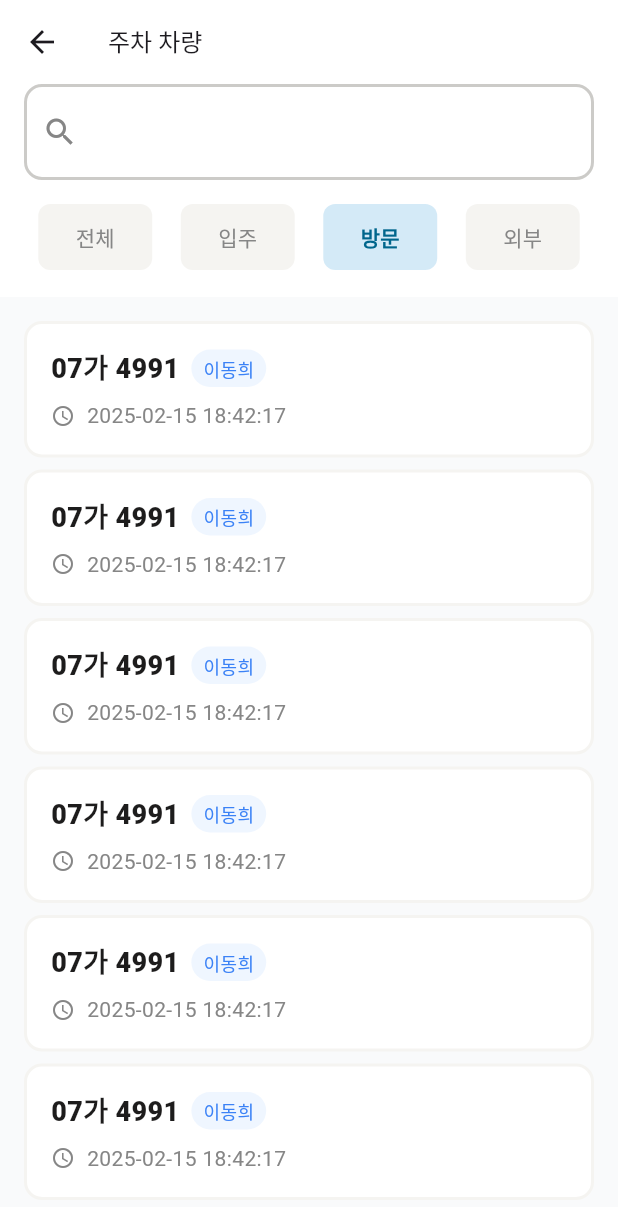
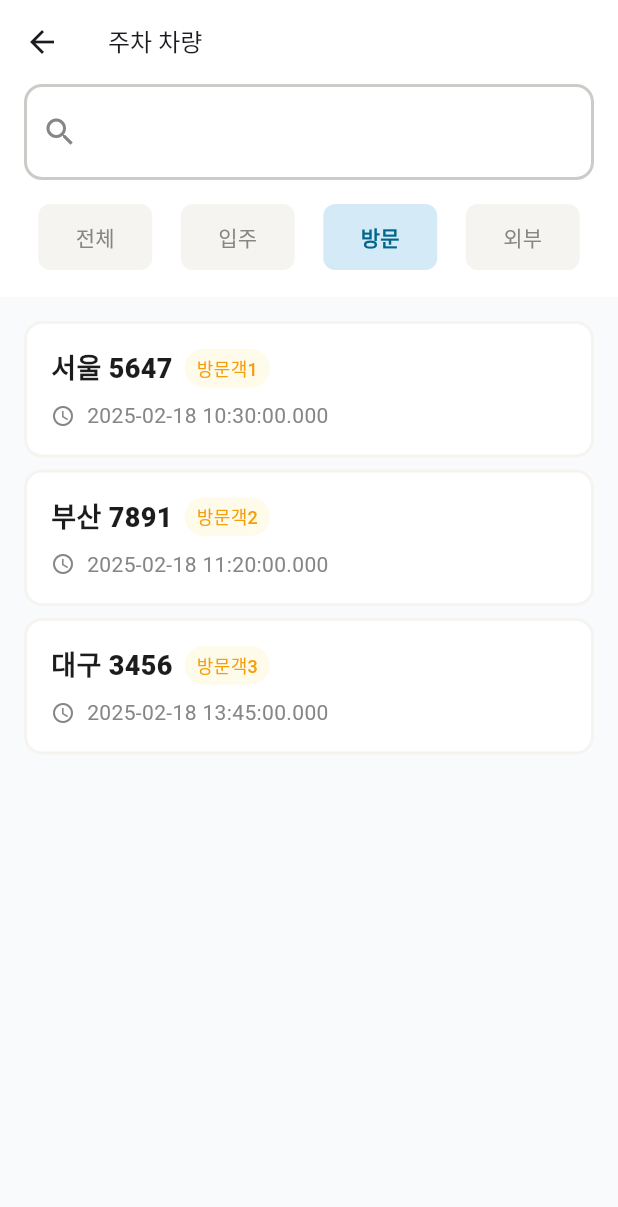
Before and after one commit to DUKE506/Flutter_Parking, a Flutter app: the screen it shows after launch, after a tap on "방문", on a phone screen of 412 x 824 dp. Shown: the top 1207 px of the screen. Run offline on Flutter 3.47's test engine with Material 3 defaults, Android fonts, the phone set to English and light mode, and no system bars; our stand-ins replace flutter_riverpod, go_router, riverpod_annotation; generated files the repository leaves out were written again.

Commit message:
feat : carParkingProvider 적용, getCarParkingByType 수정 및 UI 1차 적용

```diff
--- a/lib/car/component/car_parking_card.dart
+++ b/lib/car/component/car_parking_card.dart
@@ -1,8 +1,43 @@
 import 'package:flutter/material.dart';
+import 'package:flutter_parking/car/model/car_dashboard_model.dart';
+import 'package:flutter_parking/car/model/car_parking_model.dart';
+import 'package:flutter_parking/car/utils/car_type_color.dart';
 import 'package:flutter_parking/common/const/colors.dart';
 
 class CarParkingCard extends StatelessWidget {
-  const CarParkingCard({super.key});
+  final String number;
+  final String name;
+  final DateTime entryTime;
+  final CarType carType;
+  final Color textColor;
+  final Color backColor;
+
+  const CarParkingCard({
+    super.key,
+    required this.number,
+    required this.name,
+    required this.entryTime,
+    required this.carType,
+    required this.textColor,
+    required this.backColor,
+  });
+
+  factory CarParkingCard.fromModel({required CarParkingModel model}) {
+    Color textColor = PARKING_ALL_TEXT_COLOR;
+    Color backColor = PARKING_ALL_BACK_COLOR;
+    final List<Color> colors = CarTypeColor.getTypeColor(model.carType);
+    textColor = colors[0];
+    backColor = colors[1];
+
+    return CarParkingCard(
+      number: model.number,
+      name: model.name,
+      entryTime: model.entryTime,
+      carType: model.carType,
+      textColor: textColor,
+      backColor: backColor,
+    );
+  }
 
   @override
   Widget build(BuildContext context) {
@@ -25,7 +60,7 @@ class CarParkingCard extends StatelessWidget {
               children: [
                 //차량번호
                 Text(
-                  '07가 4991',
+                  number,
                   style: TextStyle(
                     fontSize: 18.0,
                     fontWeight: FontWeight.w900,
@@ -35,16 +70,16 @@ class CarParkingCard extends StatelessWidget {
                 //뱃지
                 Container(
                   decoration: BoxDecoration(
-                    color: PARKING_ALL_BACK_COLOR,
+                    color: backColor,
                     borderRadius: BorderRadius.circular(30),
                   ),
                   child: Padding(
                     padding: const EdgeInsets.symmetric(
                         horizontal: 8.0, vertical: 4.0),
                     child: Text(
-                      '이동희',
+                      name,
                       style: TextStyle(
-                          color: PARKING_ALL_TEXT_COLOR,
+                          color: textColor,
                           fontSize: 12.0,
                           fontWeight: FontWeight.w500),
                     ),
@@ -61,7 +96,7 @@ class CarParkingCard extends StatelessWidget {
                   color: DEACTIVATE_TEXT_COLOR,
                 ),
                 Text(
-                  '2025-02-15 18:42:17',
+                  entryTime.toString(),
                   style: TextStyle(
                     fontSize: 14,
                     color: DEACTIVATE_TEXT_COLOR,
--- a/lib/car/const/data.dart
+++ b/lib/car/const/data.dart
@@ -88,13 +88,4 @@ final List<Map<String, dynamic>> carParkingData = [
     'carType': 'outside',
     'entryTime': DateTime(2025, 2, 18, 15, 20).toIso8601String(),
   },
-
-  // All type (for demonstration)
-  {
-    'id': 'all-001',
-    'number': '대전 9988',
-    'name': '전체조회',
-    'carType': 'all',
-    'entryTime': DateTime(2025, 2, 18, 16, 10).toIso8601String(),
-  },
 ];
--- a/lib/car/provider/car_provider.dart
+++ b/lib/car/provider/car_provider.dart
@@ -1,5 +1,7 @@
 import 'package:flutter_parking/car/model/car_dashboard_model.dart';
+import 'package:flutter_parking/car/model/car_parking_model.dart';
 import 'package:flutter_parking/car/repository/car_repository.dart';
+import 'package:flutter_riverpod/flutter_riverpod.dart';
 
 import 'package:riverpod_annotation/riverpod_annotation.dart';
 
@@ -16,3 +18,25 @@ Future<List<CarDashboardModel>> carDashboardState(ref) async {
   final data = repository.getCarStatus();
   return data;
 }
+
+final carParkingProvider =
+    StateNotifierProvider<CarParkingStateNotifier, List<CarParkingModel>>(
+        (ref) {
+  final repository = ref.watch(carRepositoryProvider);
+  final notifier = CarParkingStateNotifier(repository: repository);
+  return notifier;
+});
+
+class CarParkingStateNotifier extends StateNotifier<List<CarParkingModel>> {
+  final CarRepository repository;
+
+  CarParkingStateNotifier({
+    required this.repository,
+  }) : super([]);
+
+  //주차 목록 조회
+  Future<void> getCarPkaring({required CarType type}) async {
+    print('조회 : $type');
+    state = await repository.getCarParkingByType(type: type);
+  }
+}
--- a/lib/car/repository/car_repository.dart
+++ b/lib/car/repository/car_repository.dart
@@ -22,7 +22,7 @@ abstract class CarRepository {
   //대시보드 데이터[인터페이스]
   Future<List<CarDashboardModel>> getCarStatus();
   //주차차량 조회
-  Future<List<CarParkingModel>> getCarParkingAll();
+  Future<List<CarParkingModel>> getCarParkingByType({required CarType type});
 }
 
 //목업 리포지토리
@@ -36,12 +36,24 @@ class MockCarRepository implements CarRepository {
         .toList();
   }
 
-  //주차차량 전체
+  //타입별 주차 차량 조회
   @override
-  Future<List<CarParkingModel>> getCarParkingAll() async {
+  Future<List<CarParkingModel>> getCarParkingByType({
+    required CarType type,
+  }) async {
     // TODO: implement getCarParkingAll
     await Future.delayed(Duration(seconds: 1));
+
+    //전체 경우 리턴
+    if (type == CarType.all) {
+      return carParkingData
+          .map((json) => CarParkingModel.fromJson(json))
+          .toList();
+    }
+
+    // 타입별 리턴
     return carParkingData
+        .where((json) => json['carType'] == type.name)
         .map((json) => CarParkingModel.fromJson(json))
         .toList();
   }
--- /dev/null
+++ b/lib/car/utils/car_type_color.dart
@@ -0,0 +1,30 @@
+import 'package:flutter/material.dart';
+import 'package:flutter_parking/car/model/car_dashboard_model.dart';
+import 'package:flutter_parking/common/const/colors.dart';
+
+class CarTypeColor {
+  static List<Color> getTypeColor(CarType type) {
+    switch (type) {
+      case CarType.all:
+        return [
+          PARKING_ALL_TEXT_COLOR,
+          PARKING_ALL_BACK_COLOR,
+        ];
+      case CarType.resident:
+        return [
+          PARKING_RESIDENT_TEXT_COLOR,
+          PARKING_RESIDENT_BACK_COLOR,
+        ];
+      case CarType.visit:
+        return [
+          PARKING_VISITOR_TEXT_COLOR,
+          PARKING_VISITOR_BACK_COLOR,
+        ];
+      case CarType.outside:
+        return [
+          PARKING_EXTERNAL_TEXT_COLOR,
+          PARKING_EXTERNAL_BACK_COLOR,
+        ];
+    }
+  }
+}
--- a/lib/car/view/car_parking_list_screen.dart
+++ b/lib/car/view/car_parking_list_screen.dart
@@ -3,10 +3,13 @@ import 'package:flutter/material.dart';
 import 'package:flutter_parking/car/component/car_parking_card.dart';
 import 'package:flutter_parking/car/component/search_field.dart';
 import 'package:flutter_parking/car/model/car_dashboard_model.dart';
+import 'package:flutter_parking/car/model/car_parking_model.dart';
+import 'package:flutter_parking/car/provider/car_provider.dart';
 import 'package:flutter_parking/common/const/colors.dart';
 import 'package:flutter_parking/common/layout/default_layout.dart';
+import 'package:flutter_riverpod/flutter_riverpod.dart';
 
-class CarParkingListScreen extends StatefulWidget {
+class CarParkingListScreen extends ConsumerStatefulWidget {
   final CarType carType;
   const CarParkingListScreen({
     super.key,
@@ -14,18 +17,21 @@ class CarParkingListScreen extends StatefulWidget {
   });
 
   @override
-  State<CarParkingListScreen> createState() => _CarParkingListScreenState();
+  ConsumerState<CarParkingListScreen> createState() =>
+      _CarParkingListScreenState();
 }
 
-class _CarParkingListScreenState extends State<CarParkingListScreen>
+class _CarParkingListScreenState extends ConsumerState<CarParkingListScreen>
     with SingleTickerProviderStateMixin {
   late TabController _tabController;
   int tabIndex = 0;
+  late CarType type;
 
   @override
   void initState() {
     // TODO: implement initState
     super.initState();
+    type = widget.carType;
     _tabController = TabController(
       length: CarType.values.length,
       vsync: this,
@@ -36,6 +42,7 @@ class _CarParkingListScreenState extends State<CarParkingListScreen>
 
   void tabListener() {
     tabIndex = _tabController.index;
+    type = CarType.values[tabIndex];
   }
 
   @override
@@ -47,6 +54,9 @@ class _CarParkingListScreenState extends State<CarParkingListScreen>
 
   @override
   Widget build(BuildContext context) {
+    final provider = ref.watch(carParkingProvider);
+    ref.read(carParkingProvider.notifier).getCarPkaring(type: type);
+
     return DefaultLayout(
         title: '주차 차량',
         body: Column(
@@ -57,7 +67,32 @@ class _CarParkingListScreenState extends State<CarParkingListScreen>
               child: SearchField(),
             ),
             _renderTabBar(_tabController),
-            _renderList(),
+            // _renderList(provider),
+            Expanded(
+              child: TabBarView(
+                controller: _tabController,
+                children: CarType.values.map((type) {
+                  return Container(
+                    color: BACKGROUND_BLUE_LIGHT_COLOR,
+                    child: SingleChildScrollView(
+                      child: Padding(
+                        padding: const EdgeInsets.symmetric(
+                            horizontal: 16.0, vertical: 16.0),
+                        child: Column(
+                          spacing: 8,
+                          children: provider
+                              .map(
+                                (model) =>
+                                    CarParkingCard.fromModel(model: model),
+                              )
+                              .toList(),
+                        ),
+                      ),
+                    ),
+                  );
+                }).toList(),
+              ),
+            ),
           ],
         ));
   }
@@ -112,35 +147,29 @@ class _CarParkingListScreenState extends State<CarParkingListScreen>
     );
   }
 
-  Widget _renderList() {
-    return Expanded(
-      child: Container(
-        color: BACKGROUND_BLUE_LIGHT_COLOR,
-        child: SingleChildScrollView(
-          child: Padding(
-            padding:
-                const EdgeInsets.symmetric(horizontal: 16.0, vertical: 16.0),
-            child: Column(
-              spacing: 8,
-              children: [
-                CarParkingCard(),
-                CarParkingCard(),
-                CarParkingCard(),
-                CarParkingCard(),
-                CarParkingCard(),
-                CarParkingCard(),
-                CarParkingCard(),
-                CarParkingCard(),
-                CarParkingCard(),
-                CarParkingCard(),
-                CarParkingCard(),
-                CarParkingCard(),
-                CarParkingCard(),
-              ],
-            ),
-          ),
-        ),
-      ),
-    );
-  }
+  // Widget _renderList(List<CarParkingModel> models) {
+  //   return Expanded(
+  //     child: TabBarView(
+  //         controller: _tabController, children: CarType.values.map((type) {})),
+  //   );
+  // }
 }
+
+
+//  Container(
+//           color: BACKGROUND_BLUE_LIGHT_COLOR,
+//           child: SingleChildScrollView(
+//             child: Padding(
+//               padding:
+//                   const EdgeInsets.symmetric(horizontal: 16.0, vertical: 16.0),
+//               child: Column(
+//                 spacing: 8,
+//                 children: models
+//                     .map(
+//                       (model) => CarParkingCard.fromModel(model: model),
+//                     )
+//                     .toList(),
+//               ),
+//             ),
+//           ),
+//         ),
```
Also changed, not shown: pubspec.lock.
